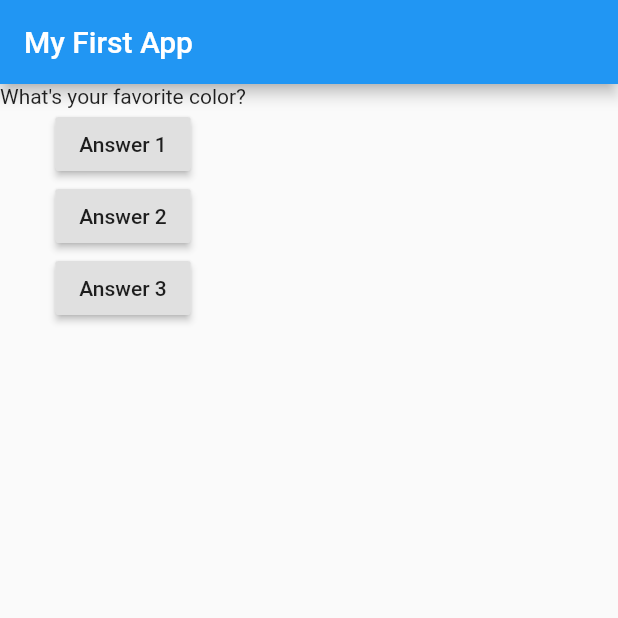
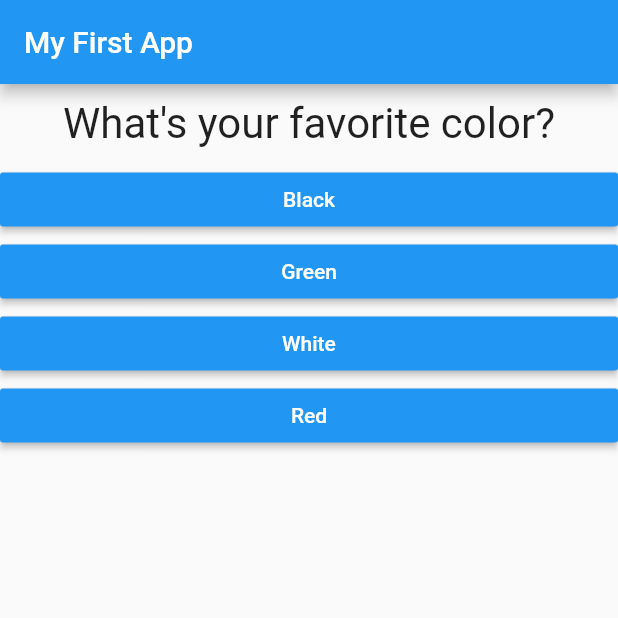
Before and after one commit to ReshmiCode/Learning-Flutter, a Flutter app: the screen it shows after launch, on a phone screen of 412 x 824 dp, the top half of it. Run offline on Flutter 3.47's test engine with Material 2 defaults, Android fonts, the phone set to English and light mode, and no system bars.

Commit message:
add answer/ques widgets

```diff
--- /dev/null
+++ b/questions_app/lib/answer.dart
@@ -0,0 +1,20 @@
+import 'package:flutter/material.dart';
+
+class Answer extends StatelessWidget {
+  final VoidCallback selectHandler;
+  final String answerText;
+
+  Answer(this.selectHandler, this.answerText);
+
+  @override
+  Widget build(BuildContext context) {
+    return Container(
+        child: RaisedButton(
+          child: Text(answerText),
+          color: Colors.blue,
+          textColor: Colors.white,
+          onPressed: selectHandler,
+        ),
+        width: double.infinity);
+  }
+}
--- a/questions_app/lib/main.dart
+++ b/questions_app/lib/main.dart
@@ -1,4 +1,6 @@
 import 'package:flutter/material.dart';
+import './question.dart';
+import "./answer.dart";
 
 void main() {
   runApp(MyApp());
@@ -18,12 +20,24 @@ class _MyAppState extends State<MyApp> {
     setState(() {
       _questionIndex = _questionIndex + 1;
     });
-    print("ohi");
   }
 
   @override
   Widget build(BuildContext context) {
-    var questions = ["What's your favorite color?", "What's your favorite animal?"];
+    const questions = [
+      {
+        'questionText': "What's your favorite color?",
+        'answers': ["Black", "Green", "White", "Red"]
+      },
+      {
+        'questionText': "What's your favorite animal?",
+        'answers': ["Bunny", "Elephant", "Lion", "Snake"]
+      },
+      {
+        'questionText': "What's your favorite day of the week?",
+        'answers': ["Sunday", "Wednesday", "Friday", "Saturday"]
+      }
+    ];
 
     return MaterialApp(
         home: Scaffold(
@@ -32,19 +46,10 @@ class _MyAppState extends State<MyApp> {
             ),
             body: Column(
               children: [
-                Text(questions[_questionIndex]),
-                RaisedButton(
-                  child: Text("Answer 1"),
-                  onPressed: _answerQuestion,
-                ),
-                RaisedButton(
-                  child: Text("Answer 2"),
-                  onPressed: _answerQuestion,
-                ),
-                RaisedButton(
-                  child: Text("Answer 3"),
-                  onPressed: _answerQuestion,
-                )
+                Question(questions[_questionIndex]['questionText'] as String),
+                ...(questions[_questionIndex]['answers'] as List<String>).map((answer) {
+                  return Answer(_answerQuestion, answer);
+                }).toList()
               ],
             )));
   }
--- /dev/null
+++ b/questions_app/lib/question.dart
@@ -0,0 +1,19 @@
+import 'package:flutter/material.dart';
+
+class Question extends StatelessWidget {
+  final String questionText;
+
+  Question(this.questionText);
+
+  @override
+  Widget build(BuildContext context) {
+    return Container(
+        width: double.infinity,
+        margin: EdgeInsets.all(10),
+        child: Text(
+          questionText,
+          style: TextStyle(fontSize: 28),
+          textAlign: TextAlign.center,
+        ));
+  }
+}
```
